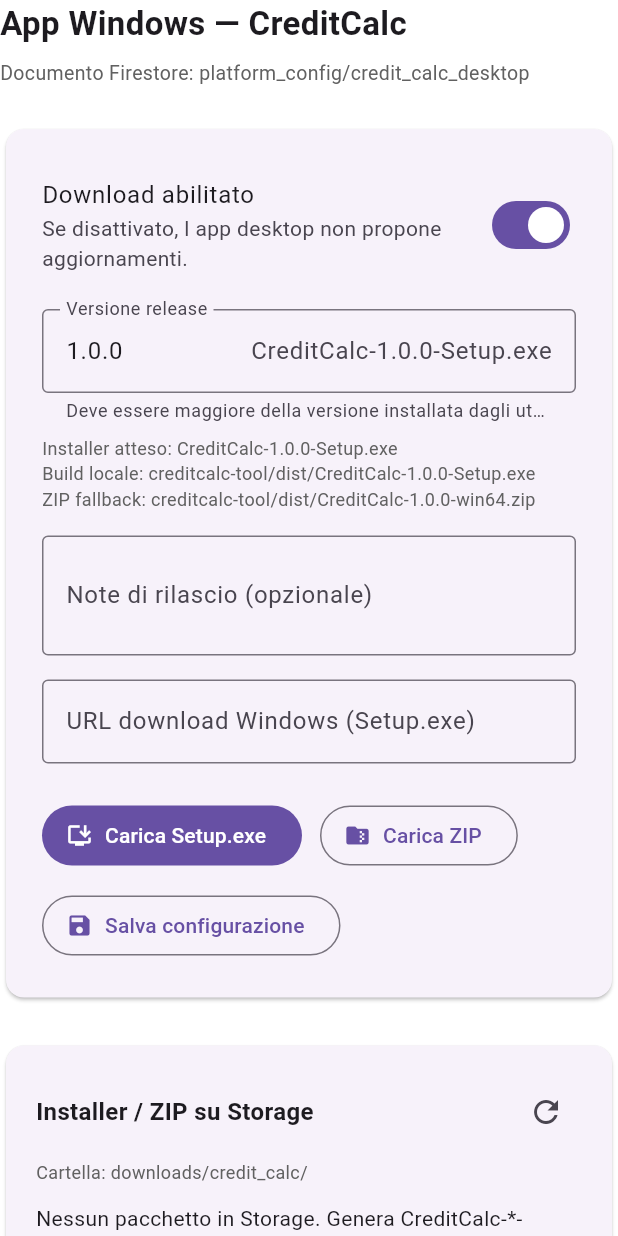
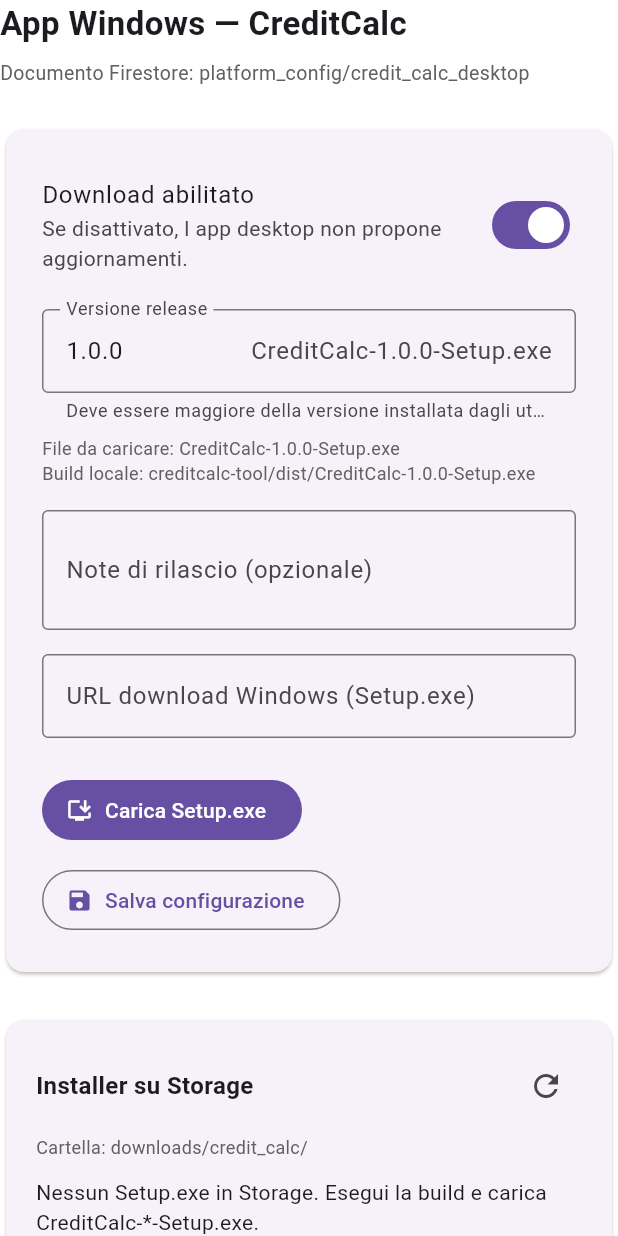
Before and after one commit to Marcellodinapoli/backoffice, a Flutter app: the BkWindowsAppPage widget shown alone on an empty page, opened directly, on a phone screen of 412 x 824 dp. Run offline on Flutter 3.47's test engine with Material 3 defaults, Android fonts, the phone set to English and light mode, and no system bars; our stand-ins replace cloud_firestore, file_picker, firebase_auth, firebase_core, firebase_storage, flutter_markdown and 1 more; missing offline and left inert: dart:html, excel; accounts and stored records are empty; Roboto replaces fonts that are missing (Consolas).

Commit message:
Fix upload Setup.exe e versione da nome file

```diff
--- a/lib/backoffice/pages/bk_windows_app_page.dart
+++ b/lib/backoffice/pages/bk_windows_app_page.dart
@@ -90,7 +90,7 @@
     }
   }
 
-  Future<void> _uploadPackage({required bool installerOnly}) async {
+  Future<void> _uploadSetupExe() async {
     final version = _versionCtrl.text.trim();
     if (version.isEmpty) {
       _snack('Inserisci la versione prima di caricare.', isError: true);
@@ -106,25 +106,17 @@
     });
 
     try {
-      final url = installerOnly
-          ? await BkCreditCalcDesktopService.uploadReleaseInstaller(
-              version: version,
-              onProgress: (p) {
-                if (mounted) setState(() => _uploadProgress = p);
-              },
-            )
-          : await BkCreditCalcDesktopService.uploadReleasePackage(
-              version: version,
-              zipOnly: true,
-              onProgress: (p) {
-                if (mounted) setState(() => _uploadProgress = p);
-              },
-            );
+      final uploaded = await BkCreditCalcDesktopService.uploadReleaseInstaller(
+        version: version,
+        onProgress: (p) {
+          if (mounted) setState(() => _uploadProgress = p);
+        },
+      );
       await BkCreditCalcDesktopService.saveConfig(
         enabled: enabled,
-        version: version,
-        windowsDownloadUrl: url,
-        windowsInstallerUrl: url,
+        version: uploaded.version,
+        windowsDownloadUrl: uploaded.downloadUrl,
+        windowsInstallerUrl: uploaded.downloadUrl,
         releaseNotes: notes,
       );
       if (mounted) {
@@ -134,7 +126,9 @@
           _notesCtrl.clear();
           _urlCtrl.clear();
         });
-        _snack('Release v$version attiva su Planet.');
+        _snack(
+          'Release v${uploaded.version} attiva: ${uploaded.fileName}',
+        );
       }
     } on FirebaseException catch (e) {
       if (mounted) {
@@ -301,9 +295,8 @@
                       if (_expectedSetupName() != null) ...[
                         const SizedBox(height: 8),
                         SelectableText(
-                          'Installer atteso: ${_expectedSetupName()}\n'
-                          'Build locale: ${BkCreditCalcDesktopService.localSetupPathHint(_versionCtrl.text.trim())}\n'
-                          'ZIP fallback: ${BkCreditCalcDesktopService.localZipPathHint(_versionCtrl.text.trim())}',
+                          'File da caricare: ${_expectedSetupName()}\n'
+                          'Build locale: ${BkCreditCalcDesktopService.localSetupPathHint(_versionCtrl.text.trim())}',
                           style: TextStyle(
                             fontSize: 12,
                             color: Colors.grey.shade700,
@@ -357,18 +350,10 @@
                         runSpacing: 12,
                         children: [
                           FilledButton.icon(
-                            onPressed: _uploading || _loading
-                                ? null
-                                : () => _uploadPackage(installerOnly: true),
+                            onPressed:
+                                _uploading || _loading ? null : _uploadSetupExe,
                             icon: const Icon(Icons.install_desktop),
                             label: const Text('Carica Setup.exe'),
-                          ),
-                          OutlinedButton.icon(
-                            onPressed: _uploading || _loading
-                                ? null
-                                : () => _uploadPackage(installerOnly: false),
-                            icon: const Icon(Icons.folder_zip),
-                            label: const Text('Carica ZIP'),
                           ),
                           OutlinedButton.icon(
                             onPressed: _uploading || _loading
@@ -415,7 +400,7 @@
                         children: [
                           const Expanded(
                             child: Text(
-                              'Installer / ZIP su Storage',
+                              'Installer su Storage',
                               style: TextStyle(
                                 fontWeight: FontWeight.bold,
                                 fontSize: 16,
@@ -507,14 +492,19 @@
                               style: TextStyle(color: Colors.red.shade700),
                             );
                           }
-                          final zips = snap.data ?? [];
-                          if (zips.isEmpty) {
+                          final installers = (snap.data ?? [])
+                              .where(
+                                (f) => BkCreditCalcDesktopService
+                                    .isInstallerFileName(f.name),
+                              )
+                              .toList();
+                          if (installers.isEmpty) {
                             return const Text(
-                              'Nessun pacchetto in Storage. Genera CreditCalc-*-Setup.exe (Inno Setup) e caricalo qui.',
+                              'Nessun Setup.exe in Storage. Esegui la build e carica CreditCalc-*-Setup.exe.',
                             );
                           }
                           return Column(
-                            children: zips.map((zip) {
+                            children: installers.map((zip) {
                               final sizeMb =
                                   (zip.sizeBytes / (1024 * 1024))
                                       .toStringAsFixed(2);
@@ -618,11 +608,10 @@
                       const Text(
                         '1. Installa Inno Setup 6 (una tantum): https://jrsoftware.org/isdl.php\n'
                         '2. Aumenta version in creditcalc-tool/credit_calc/pubspec.yaml\n'
-                        '3. Build: powershell -File scripts/build_creditcalc_zip.ps1\n'
-                        '4. Carica dist/CreditCalc-<versione>-Setup.exe su Firebase (BackOffice)\n'
-                        '5. L utente scarica il Setup.exe e segue la procedura guidata (come OBS)\n'
-                        '6. Aggiornamento: stesso Setup.exe con versione maggiore (sostituisce l installazione)\n'
-                        '7. ZIP in dist/ resta solo come fallback manuale',
+                        '3. Build: powershell -File scripts/build_creditcalc_setup.ps1\n'
+                        '4. Carica SOLO dist/CreditCalc-<versione>-Setup.exe su Firebase\n'
+                        '5. L utente scarica il Setup.exe e installa (come OBS)\n'
+                        '6. Non usare file ZIP: Planet riceve solo il Setup.exe',
                         style: TextStyle(fontSize: 14, height: 1.5),
                       ),
                       const SizedBox(height: 12),
--- a/lib/backoffice/services/bk_credit_calc_desktop_service.dart
+++ b/lib/backoffice/services/bk_credit_calc_desktop_service.dart
@@ -21,22 +21,9 @@
     return 'CreditCalc-$safeVersion-Setup.exe';
   }
 
-  /// ZIP di fallback (estrazione manuale).
-  static String zipObjectName(String version) {
-    final safeVersion = version.trim().replaceAll(RegExp(r'[^0-9.]'), '');
-    if (safeVersion.isEmpty) {
-      throw ArgumentError('Versione non valida.');
-    }
-    return 'CreditCalc-$safeVersion-win64.zip';
-  }
-
   /// Percorso locale dopo build con Inno Setup.
   static String localSetupPathHint(String version) =>
       'creditcalc-tool/dist/${setupObjectName(version)}';
-
-  /// Percorso locale ZIP (solo fallback).
-  static String localZipPathHint(String version) =>
-      'creditcalc-tool/dist/${zipObjectName(version)}';
 
   static DocumentReference<Map<String, dynamic>> get _doc =>
       FirebaseFirestore.instance.doc(firestorePath);
@@ -98,65 +85,77 @@
     return (config['windowsDownloadUrl'] ?? '').toString().trim();
   }
 
+  /// Estrae `1.0.2` da `CreditCalc-1.0.2-Setup.exe`.
+  static String? versionFromSetupFileName(String fileName) {
+    final match = RegExp(
+      r'CreditCalc-(\d+\.\d+\.\d+)-Setup\.exe',
+      caseSensitive: false,
+    ).firstMatch(fileName);
+    return match?.group(1);
+  }
+
   /// Carica solo l installer Setup.exe (consigliato per Planet).
-  static Future<String> uploadReleaseInstaller({
+  /// La versione viene letta dal nome file se possibile.
+  static Future<DesktopUploadResult> uploadReleaseInstaller({
     required String version,
     required void Function(double progress) onProgress,
   }) =>
-      uploadReleasePackage(
-        version: version,
-        onProgress: onProgress,
-        installerOnly: true,
-      );
+      _pickAndUploadSetupExe(version: version, onProgress: onProgress);
 
-  /// Carica installer `.exe` o ZIP su Storage.
-  static Future<String> uploadReleasePackage({
+  /// Carica solo CreditCalc-*-Setup.exe su Storage.
+  static Future<DesktopUploadResult> uploadReleasePackage({
     required String version,
     required void Function(double progress) onProgress,
-    bool installerOnly = false,
-    bool zipOnly = false,
+  }) =>
+      uploadReleaseInstaller(version: version, onProgress: onProgress);
+
+  static Future<DesktopUploadResult> _pickAndUploadSetupExe({
+    required String version,
+    required void Function(double progress) onProgress,
   }) async {
     final result = await FilePicker.platform.pickFiles(
       type: FileType.custom,
-      allowedExtensions: installerOnly
-          ? ['exe']
-          : zipOnly
-              ? ['zip']
-              : ['exe', 'zip'],
+      allowedExtensions: ['exe'],
       withData: kIsWeb,
       allowMultiple: false,
-      dialogTitle: installerOnly
-          ? 'Seleziona CreditCalc-*-Setup.exe'
-          : zipOnly
-              ? 'Seleziona CreditCalc-*-win64.zip'
-              : 'Seleziona Setup.exe o ZIP',
+      dialogTitle: 'Seleziona CreditCalc-1.0.2-Setup.exe',
     );
     if (result == null || result.files.isEmpty) {
       throw Exception('Nessun file selezionato.');
     }
 
     final file = result.files.single;
-    final pickedName = file.name.toLowerCase();
-    final isExe = pickedName.endsWith('.exe');
-    if (installerOnly && !isExe) {
+    final name = file.name.toLowerCase();
+    if (name.endsWith('.zip')) {
       throw Exception(
-        'Devi selezionare CreditCalc-$version-Setup.exe (non lo ZIP).',
+        'Hai selezionato uno ZIP. Scegli il file Setup.exe '
+        '(es. CreditCalc-1.0.2-Setup.exe).',
       );
     }
-    if (zipOnly && !pickedName.endsWith('.zip')) {
-      throw Exception('Seleziona un file .zip.');
-    }
-    if (!isExe && !pickedName.endsWith('.zip')) {
-      throw Exception('Seleziona CreditCalc-*-Setup.exe o un file .zip.');
+    if (!name.endsWith('.exe') || !name.contains('-setup')) {
+      throw Exception(
+        'Seleziona CreditCalc-X.Y.Z-Setup.exe dalla cartella dist.',
+      );
     }
 
-    final objectName = isExe ? setupObjectName(version) : zipObjectName(version);
+    final fromFile = versionFromSetupFileName(file.name);
+    final resolvedVersion = (fromFile ?? version.trim());
+    if (resolvedVersion.isEmpty) {
+      throw Exception(
+        'Inserisci la versione (es. 1.0.2) o usa un file CreditCalc-1.0.2-Setup.exe.',
+      );
+    }
 
-    return _uploadFileToStorage(
+    final url = await _uploadFileToStorage(
       file: file,
-      storagePath: '$storageFolder/$objectName',
-      contentType: isExe ? 'application/octet-stream' : 'application/zip',
+      storagePath: '$storageFolder/${setupObjectName(resolvedVersion)}',
+      contentType: 'application/octet-stream',
       onProgress: onProgress,
+    );
+    return DesktopUploadResult(
+      downloadUrl: url,
+      version: resolvedVersion,
+      fileName: setupObjectName(resolvedVersion),
     );
   }
 
@@ -210,14 +209,14 @@
     return snapshot.ref.getDownloadURL();
   }
 
-  /// Carica lo ZIP su Storage (legacy).
-  static Future<String> uploadReleaseZip({
+  /// Carica Setup.exe (alias legacy uploadReleaseZip).
+  static Future<DesktopUploadResult> uploadReleaseZip({
     required String version,
     required void Function(double progress) onProgress,
   }) =>
       uploadReleasePackage(version: version, onProgress: onProgress);
 
-  /// Elenco installer e ZIP su Storage (`downloads/credit_calc/`).
+  /// Elenco installer Setup.exe su Storage (`downloads/credit_calc/`).
   static Future<List<DesktopReleaseZip>> listReleaseZips() async {
     final ref = FirebaseStorage.instance.ref(storageFolder);
     final list = await ref.listAll();
@@ -225,7 +224,7 @@
 
     for (final item in list.items) {
       final lower = item.name.toLowerCase();
-      if (!lower.endsWith('.zip') && !lower.endsWith('.exe')) continue;
+      if (!lower.endsWith('.exe')) continue;
       final meta = await item.getMetadata();
       items.add(
         DesktopReleaseZip(
@@ -262,6 +261,18 @@
       fileName.toLowerCase().endsWith('.exe');
 }
 
+class DesktopUploadResult {
+  final String downloadUrl;
+  final String version;
+  final String fileName;
+
+  const DesktopUploadResult({
+    required this.downloadUrl,
+    required this.version,
+    required this.fileName,
+  });
+}
+
 class DesktopReleaseZip {
   final String name;
   final String storagePath;
```
Also changed, not shown: 4 other files.
